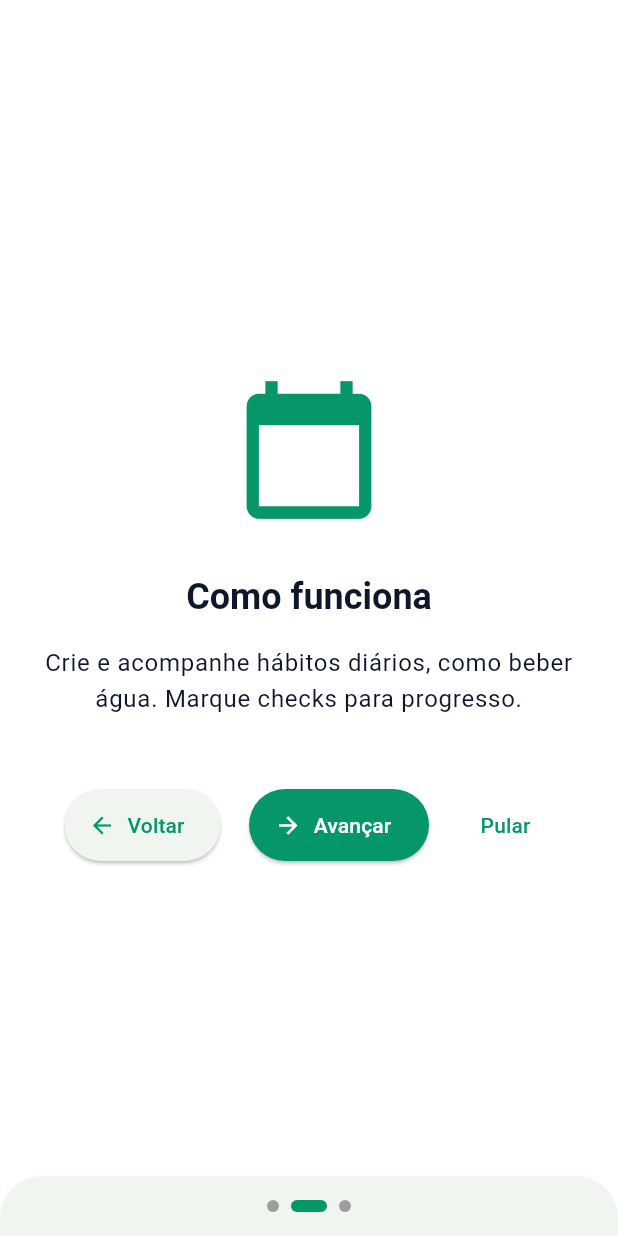
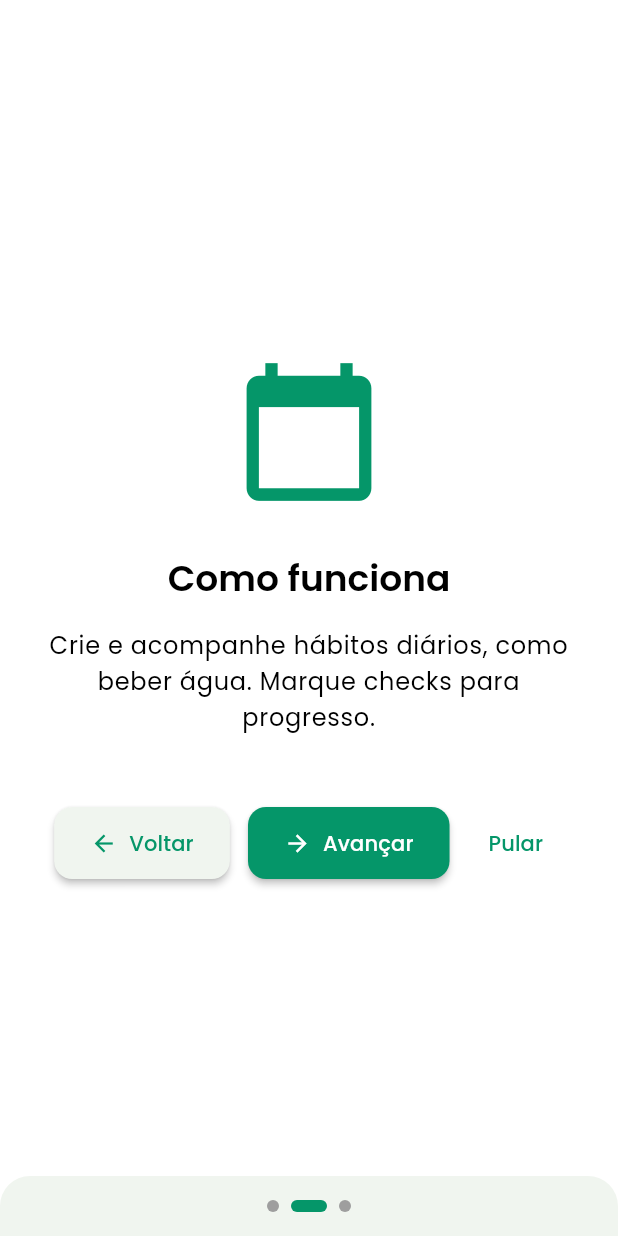
Before and after one commit to JoaoVitor0906/Track_Habits, a Flutter app: the screen it shows after launch, swiped to page 2, on a phone screen of 412 x 824 dp. Run offline on Flutter 3.47's test engine with Material 3 defaults, Android fonts, the phone set to English and light mode, and no system bars; our stand-ins replace flutter_dotenv, flutter_image_compress, flutter_markdown, google_fonts, image_picker, shared_preferences and 1 more; accounts and stored records are empty.

Commit message:
Modernização da interface

```diff
--- a/lib/main.dart
+++ b/lib/main.dart
@@ -3,6 +3,7 @@ import 'package:shared_preferences/shared_preferences.dart';
 import 'package:provider/provider.dart';
 import 'package:supabase_flutter/supabase_flutter.dart';
 import 'package:flutter_dotenv/flutter_dotenv.dart';
+import 'package:google_fonts/google_fonts.dart';
 import 'pages/splash_page.dart';
 import 'pages/onboarding_page.dart';
 import 'pages/consent_page.dart';
@@ -39,11 +40,11 @@ Future<void> main() async {
   // PreferencesService is used by ProfileRepository (photo storage, user info)
   final preferencesService = PreferencesService(sp);
   final localPhotoStore = LocalPhotoStore();
-    final profileRepository =
+  final profileRepository =
       ProfileRepositoryImpl(preferencesService, localPhotoStore);
 
   runApp(MultiProvider(
-      providers: [
+    providers: [
       Provider<PrefsService>.value(value: prefsService),
       Provider<ProfileRepository>.value(value: profileRepository),
     ],
@@ -70,10 +71,122 @@ class TrackHabitsApp extends StatelessWidget {
           onSurface: const Color(0xFF0F172A), // Texto claro
           brightness: Brightness.light,
         ),
-        textTheme: const TextTheme(
-          headlineSmall: TextStyle(fontWeight: FontWeight.w600),
-          bodyLarge: TextStyle(),
-          bodyMedium: TextStyle(),
+        typography: Typography.material2021(),
+        textTheme: GoogleFonts.poppinsTextTheme().copyWith(
+          headlineLarge: GoogleFonts.poppins(
+            fontSize: 32,
+            fontWeight: FontWeight.w700,
+            letterSpacing: -0.5,
+          ),
+          headlineMedium: GoogleFonts.poppins(
+            fontSize: 28,
+            fontWeight: FontWeight.w600,
+            letterSpacing: -0.25,
+          ),
+          headlineSmall: GoogleFonts.poppins(
+            fontSize: 24,
+            fontWeight: FontWeight.w600,
+          ),
+          titleLarge: GoogleFonts.poppins(
+            fontSize: 22,
+            fontWeight: FontWeight.w500,
+          ),
+          titleMedium: GoogleFonts.poppins(
+            fontSize: 16,
+            fontWeight: FontWeight.w500,
+            letterSpacing: 0.15,
+          ),
+          titleSmall: GoogleFonts.poppins(
+            fontSize: 14,
+            fontWeight: FontWeight.w500,
+            letterSpacing: 0.1,
+          ),
+          bodyLarge: GoogleFonts.poppins(
+            fontSize: 16,
+            fontWeight: FontWeight.w400,
+            letterSpacing: 0.5,
+          ),
+          bodyMedium: GoogleFonts.poppins(
+            fontSize: 14,
+            fontWeight: FontWeight.w400,
+            letterSpacing: 0.25,
+          ),
+          bodySmall: GoogleFonts.poppins(
+            fontSize: 12,
+            fontWeight: FontWeight.w400,
+            letterSpacing: 0.4,
+          ),
+          labelLarge: GoogleFonts.poppins(
+            fontSize: 14,
+            fontWeight: FontWeight.w500,
+            letterSpacing: 0.1,
+          ),
+          labelMedium: GoogleFonts.poppins(
+            fontSize: 12,
+            fontWeight: FontWeight.w500,
+            letterSpacing: 0.5,
+          ),
+          labelSmall: GoogleFonts.poppins(
+            fontSize: 11,
+            fontWeight: FontWeight.w500,
+            letterSpacing: 0.5,
+          ),
+        ),
+        cardTheme: CardThemeData(
+          elevation: 4,
+          shape: RoundedRectangleBorder(
+            borderRadius: BorderRadius.circular(16),
+          ),
+          margin: const EdgeInsets.symmetric(vertical: 8, horizontal: 16),
+        ),
+        elevatedButtonTheme: ElevatedButtonThemeData(
+          style: ElevatedButton.styleFrom(
+            elevation: 2,
+            padding: const EdgeInsets.symmetric(horizontal: 24, vertical: 12),
+            shape: RoundedRectangleBorder(
+              borderRadius: BorderRadius.circular(12),
+            ),
+          ),
+        ),
+        outlinedButtonTheme: OutlinedButtonThemeData(
+          style: OutlinedButton.styleFrom(
+            padding: const EdgeInsets.symmetric(horizontal: 24, vertical: 12),
+            shape: RoundedRectangleBorder(
+              borderRadius: BorderRadius.circular(12),
+            ),
+            side: BorderSide(
+              color: const Color(0xFF059669),
+              width: 1.5,
+            ),
+          ),
+        ),
+        inputDecorationTheme: InputDecorationTheme(
+          border: OutlineInputBorder(
+            borderRadius: BorderRadius.circular(12),
+          ),
+          filled: true,
+          fillColor: Colors.grey.shade50,
+        ),
+        appBarTheme: AppBarTheme(
+          elevation: 0,
+          backgroundColor: const Color(0xFF059669),
+          foregroundColor: Colors.white,
+          titleTextStyle: TextStyle(
+            fontSize: 20,
+            fontWeight: FontWeight.w600,
+            color: Colors.white,
+          ),
+          centerTitle: true,
+        ),
+        bottomSheetTheme: BottomSheetThemeData(
+          shape: RoundedRectangleBorder(
+            borderRadius: BorderRadius.vertical(top: Radius.circular(20)),
+          ),
+        ),
+        dialogTheme: DialogThemeData(
+          shape: RoundedRectangleBorder(
+            borderRadius: BorderRadius.circular(20),
+          ),
         ),
         // A11Y: Suporte a text scaling
         visualDensity: VisualDensity.adaptivePlatformDensity,
--- a/pubspec.yaml
+++ b/pubspec.yaml
@@ -46,6 +46,7 @@ dependencies:
   image_picker: ^1.0.7
   flutter_image_compress: ^2.2.0
   flutter_dotenv: ^6.0.0
+  google_fonts: ^6.1.0
 
 dev_dependencies:
   flutter_test:
```
